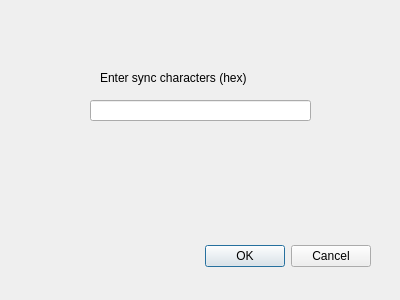
Qt form SyncCharsDialog.ui (anjankow/terminal) before a commit.
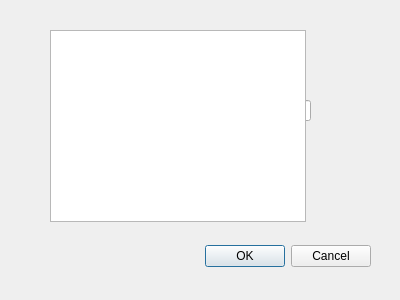
The same form after that commit.

Patch:
```diff
--- a/SyncCharsDialog.ui
+++ b/SyncCharsDialog.ui
@@ -71,6 +71,16 @@
     <string>Enter sync characters (hex)</string>
    </property>
   </widget>
+  <widget class="QListView" name="listView">
+   <property name="geometry">
+    <rect>
+     <x>50</x>
+     <y>30</y>
+     <width>256</width>
+     <height>192</height>
+    </rect>
+   </property>
+  </widget>
  </widget>
  <resources/>
  <connections>
```
